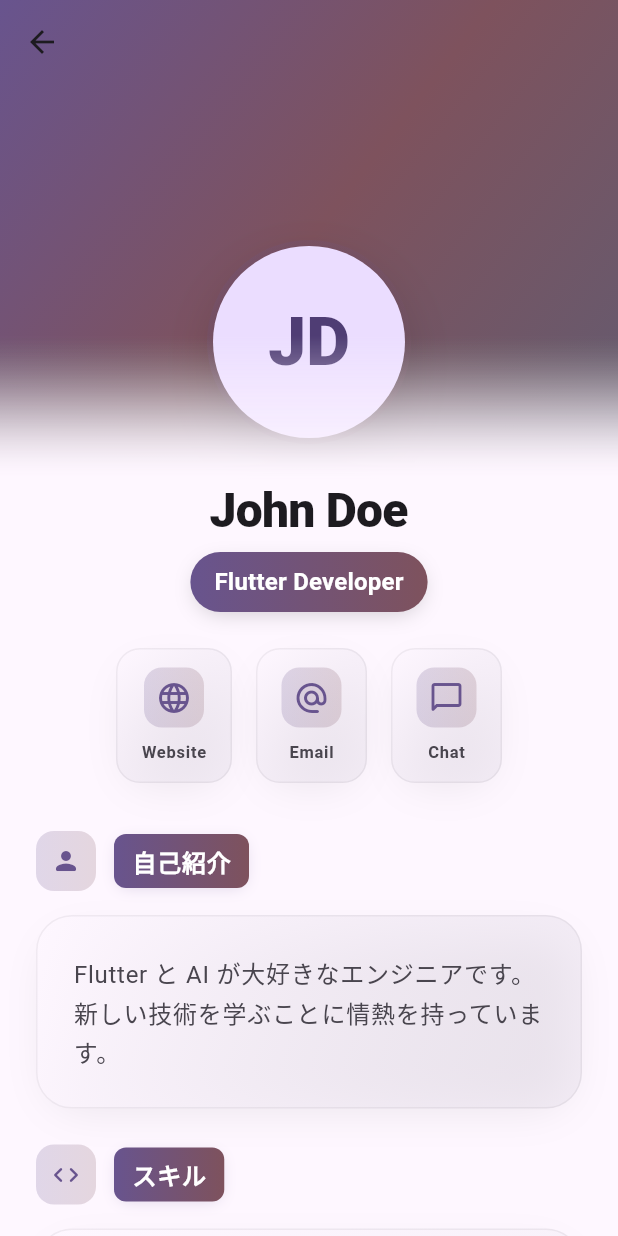
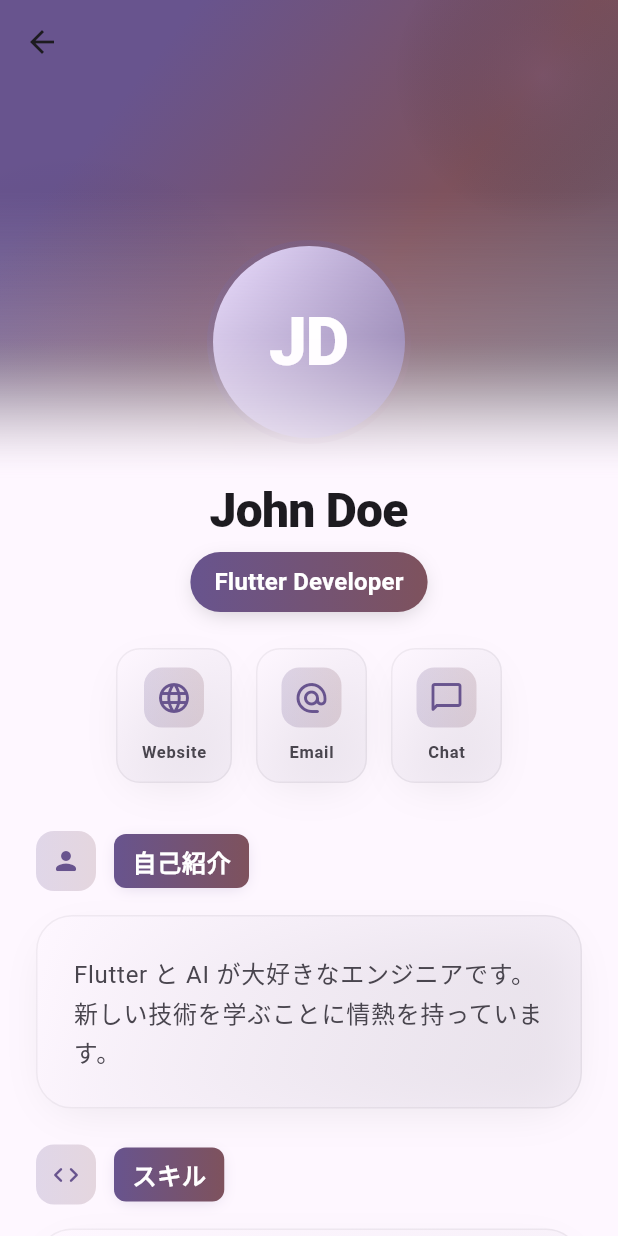
Before and after one commit to Koichi5/cursor_agent_sample, a Flutter app: the ProfileDetailPage screen opened directly with empty values, on a phone screen of 412 x 824 dp. Run offline on Flutter 3.47's test engine with Material 3 defaults, Android fonts, the phone set to English and light mode, and no system bars.

Commit message:
style: Enhance header design with improved gradients and visual effects

```diff
--- a/lib/views/profile_detail_page/profile_detail_page.dart
+++ b/lib/views/profile_detail_page/profile_detail_page.dart
@@ -30,9 +30,10 @@ class ProfileDetailPage extends StatelessWidget {
                     end: Alignment.bottomCenter,
                     colors: [
                       Colors.black,
+                      Colors.black.withOpacity(0.8),
                       Colors.transparent,
                     ],
-                    stops: const [0.7, 1.0],
+                    stops: const [0.4, 0.7, 1.0],
                   ).createShader(rect);
                 },
                 blendMode: BlendMode.dstIn,
@@ -46,10 +47,45 @@ class ProfileDetailPage extends StatelessWidget {
                         theme.colorScheme.tertiary,
                         theme.colorScheme.secondary,
                       ],
+                      stops: const [0.2, 0.6, 1.0],
                     ),
                   ),
                   child: Stack(
                     children: [
+                      Positioned(
+                        top: -50,
+                        right: -50,
+                        child: Container(
+                          width: 200,
+                          height: 200,
+                          decoration: BoxDecoration(
+                            gradient: RadialGradient(
+                              colors: [
+                                theme.colorScheme.primary.withOpacity(0.2),
+                                Colors.transparent,
+                              ],
+                            ),
+                            shape: BoxShape.circle,
+                          ),
+                        ),
+                      ),
+                      Positioned(
+                        top: 100,
+                        left: -100,
+                        child: Container(
+                          width: 300,
+                          height: 300,
+                          decoration: BoxDecoration(
+                            gradient: RadialGradient(
+                              colors: [
+                                theme.colorScheme.tertiary.withOpacity(0.1),
+                                Colors.transparent,
+                              ],
+                            ),
+                            shape: BoxShape.circle,
+                          ),
+                        ),
+                      ),
                       Positioned.fill(
                         child: Container(
                           decoration: BoxDecoration(
@@ -75,15 +111,16 @@ class ProfileDetailPage extends StatelessWidget {
                               begin: Alignment.topLeft,
                               end: Alignment.bottomRight,
                               colors: [
-                                theme.colorScheme.primary.withOpacity(0.2),
-                                theme.colorScheme.tertiary.withOpacity(0.2),
+                                theme.colorScheme.primary.withOpacity(0.3),
+                                theme.colorScheme.tertiary.withOpacity(0.3),
                               ],
+                              stops: const [0.3, 1.0],
                             ),
                             shape: BoxShape.circle,
                             boxShadow: [
                               BoxShadow(
                                 color:
-                                    theme.colorScheme.shadow.withOpacity(0.2),
+                                    theme.colorScheme.primary.withOpacity(0.2),
                                 blurRadius: 32,
                                 offset: const Offset(0, 12),
                                 spreadRadius: -8,
@@ -92,15 +129,29 @@ class ProfileDetailPage extends StatelessWidget {
                           ),
                           child: Hero(
                             tag: 'profile-avatar',
-                            child: CircleAvatar(
-                              radius: 64,
-                              backgroundColor:
-                                  theme.colorScheme.primaryContainer,
-                              child: Text(
-                                'JD',
-                                style: theme.textTheme.displayMedium?.copyWith(
-                                  color: theme.colorScheme.onPrimaryContainer,
-                                  fontWeight: FontWeight.w900,
+                            child: Container(
+                              decoration: BoxDecoration(
+                                gradient: LinearGradient(
+                                  begin: Alignment.topLeft,
+                                  end: Alignment.bottomRight,
+                                  colors: [
+                                    theme.colorScheme.primaryContainer,
+                                    theme.colorScheme.primary,
+                                  ],
+                                ),
+                                shape: BoxShape.circle,
+                              ),
+                              child: CircleAvatar(
+                                radius: 64,
+                                backgroundColor: Colors.transparent,
+                                child: Text(
+                                  'JD',
+                                  style:
+                                      theme.textTheme.displayMedium?.copyWith(
+                                    color: theme.colorScheme.onPrimary,
+                                    fontWeight: FontWeight.w900,
+                                    letterSpacing: -1,
+                                  ),
                                 ),
                               ),
                             ),
```
